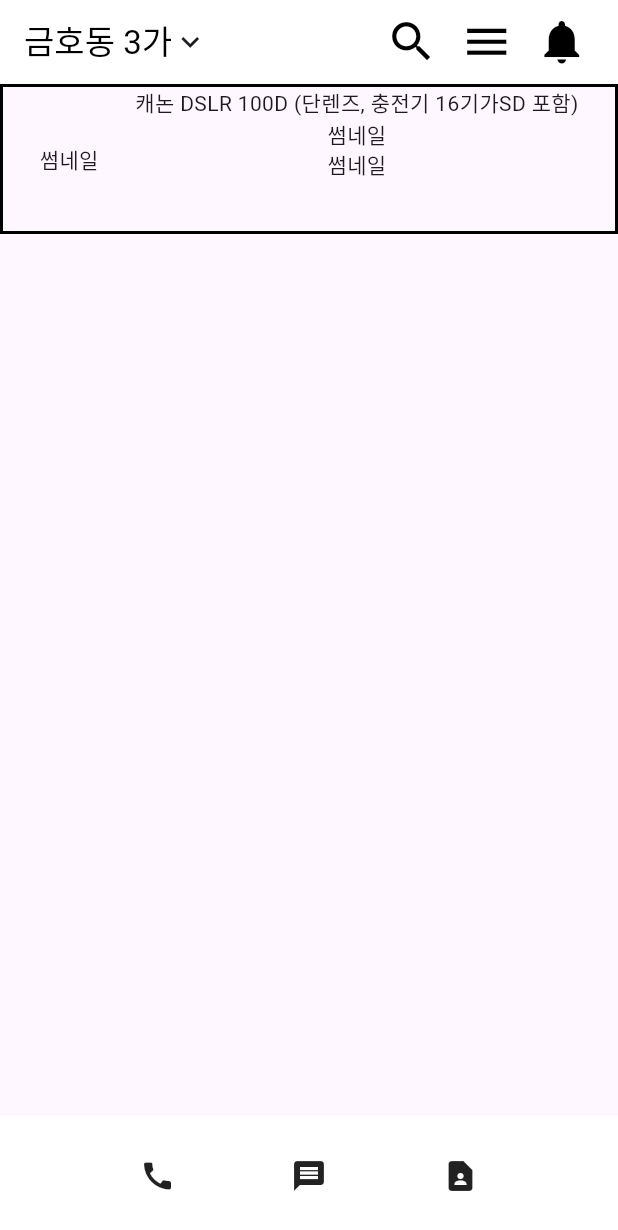
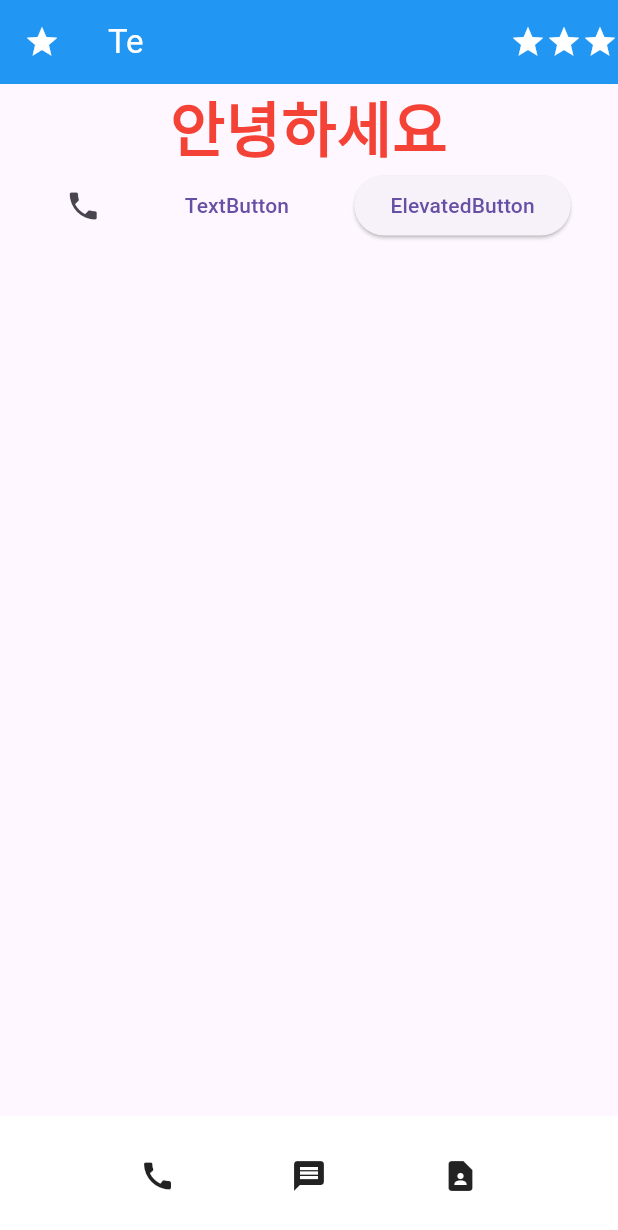
Before and after one commit to cf9874/flutter_contact_app, a Flutter app: the screen it shows after launch, on a phone screen of 412 x 824 dp. Shown: the top 1230 px of the screen. Run offline on Flutter 3.47's test engine with Material 3 defaults, Android fonts, the phone set to English and light mode, and no system bars.

Commit message:
simple layout
# Conflicts:
#	lib/main.dart

```diff
--- a/lib/main.dart
+++ b/lib/main.dart
@@ -10,69 +10,63 @@ class MyApp extends StatelessWidget {
   @override
   Widget build(BuildContext context) {
     return MaterialApp(
-      home: Scaffold(
+      home:Scaffold(
         appBar: AppBar(
           actions: [
-            Row(
-              children: [
-                Icon(Icons.search, color: Colors.black, size: 35),
-                Icon(Icons.menu, color: Colors.black, size: 35),
-                Icon(Icons.notifications, color: Colors.black, size: 35),
-              ],
-              spacing: 15,
-            ),
+            Icon(Icons.star,color: Colors.white,),
+            Icon(Icons.star,color: Colors.white,),
+            Icon(Icons.star,color: Colors.white,),
           ],
-          actionsPadding: EdgeInsets.fromLTRB(20, 0, 20, 0),
-          // leading: Icon(Icons.star,color: Colors.white,),
-          title: Row(
+          leading: Icon(Icons.star,color: Colors.white,),
+          // centerTitle: true,
+          title: Text('Te',
+         style: TextStyle(
+           color: Colors.white
+         ),),
+            backgroundColor: Colors.blue,
+        ),
+        body:Center(
+          child: Column(
+
             children: [
-              Text('금호동 3가', style: TextStyle(color: Colors.black)),
-              Icon(Icons.keyboard_arrow_down),
+              SizedBox(
+                child: Text('안녕하세요',style: TextStyle(
+                    color: Colors.red,
+                    fontSize: 40,
+                    fontWeight: FontWeight.w700
+                ),),
+              ),
+             Row(
+               children: [
+                 IconButton(onPressed: ()=>(), icon: Icon(Icons.phone)
+                 ),
+                 TextButton(child:Text('TextButton'),onPressed: ()=>(),
+                 ),
+                 ElevatedButton(child: Text('ElevatedButton'),onPressed: ()=>(), ),
+               ],
+               mainAxisAlignment: MainAxisAlignment.spaceEvenly,
+             )
+
             ],
           ),
-          backgroundColor: Colors.white,
-        ),
-        body: Container(
-          height: 100,
-          decoration: BoxDecoration(
-            border: Border.all(width: 2, color: Colors.black),
-          ),
-          child: Row(
-            mainAxisAlignment: MainAxisAlignment.spaceEvenly,
-            children: [
-              SizedBox(child: Text('썸네일')), //썸네일
-              SizedBox(
-                child: Column(
-                  children: [
-                    SizedBox(child: Text('캐논 DSLR 100D (단렌즈, 충전기 16기가SD 포함)')),
-                    SizedBox(child: Text('썸네일')),
-                    SizedBox(child: Text('썸네일')),
-                    SizedBox(child: Row(children: [Container(), Container()])),
-                  ],
-                ),
-              ),
-            ],
-          ),
-        ), // 중앙부 구성
+        ),// 중앙부 구성
         bottomNavigationBar: BottomAppBar(
           // height: 20,
-          child: SizedBox(
+          child:SizedBox(
             child: Row(
-              children: [
-                Icon(Icons.call),
+              children: [Icon(Icons.call),
                 Icon(Icons.message),
-                Icon(Icons.contact_page),
-              ],
+                Icon(Icons.contact_page),],
               mainAxisAlignment: MainAxisAlignment.spaceEvenly,
             ),
+
           ),
           color: Colors.white,
         ),
-      ),
+      )
     );
   }
 }
-
 // widget
 // 1. Text
 // 2. Image << add seets dir  , pubspec.yaml and set path
```
